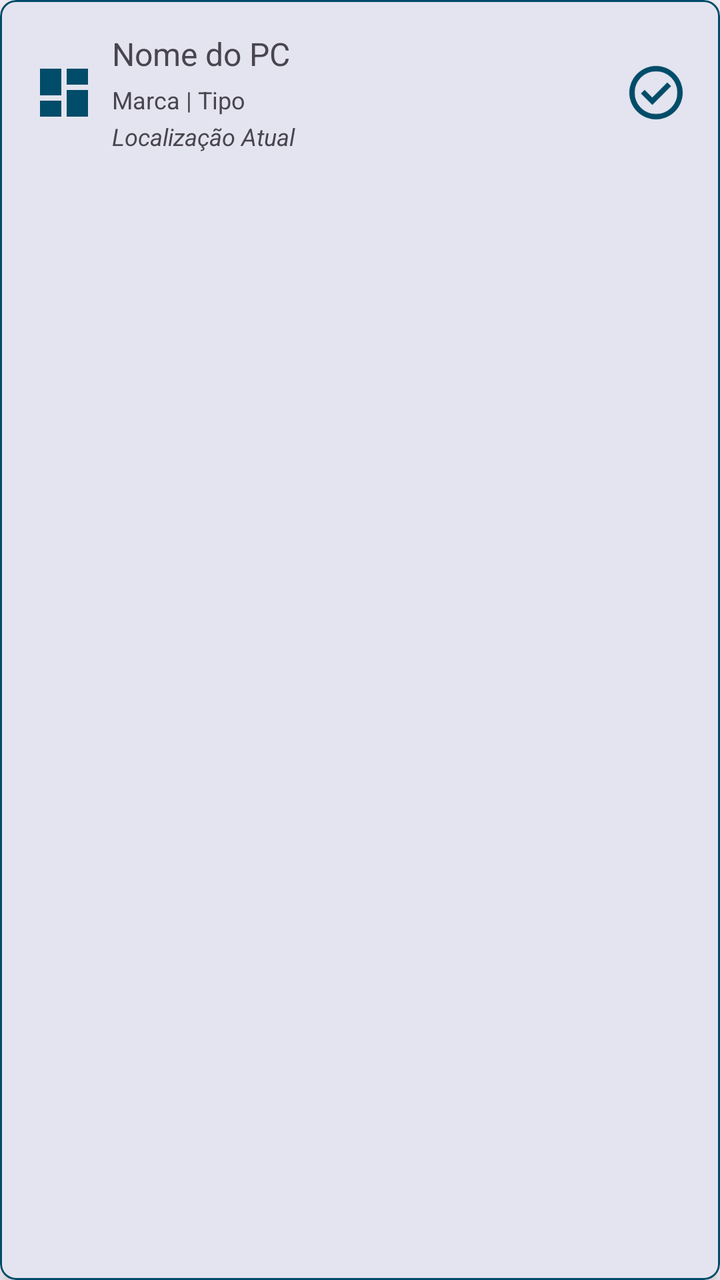
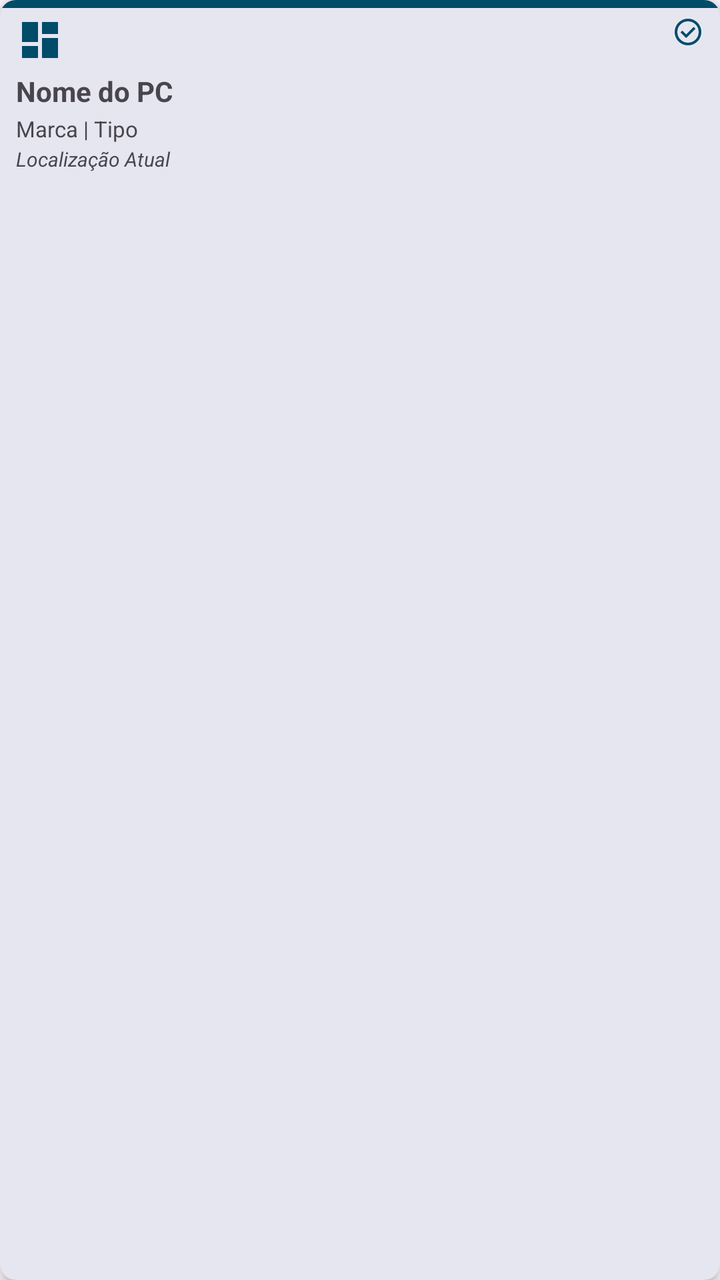

Screens rendered from an Android XML layout before and after an edit, with the pre-edit source and the edit as a unified diff.
<!-- AndroidManifest.xml: application theme AppTheme -->
<!-- res/layout/computador_line_view.xml -->
<?xml version="1.0" encoding="utf-8"?>
<com.google.android.material.card.MaterialCardView xmlns:android="http://schemas.android.com/apk/res/android"
    xmlns:app="http://schemas.android.com/apk/res-auto"
    xmlns:tools="http://schemas.android.com/tools"
    android:layout_width="match_parent"
    android:layout_height="wrap_content"
    android:layout_marginStart="12dp"
    android:layout_marginTop="4dp"
    android:layout_marginEnd="12dp"
    android:layout_marginBottom="8dp"
    app:cardCornerRadius="8dp"
    app:cardElevation="6dp"
    app:strokeWidth="1dp"
    app:strokeColor="?attr/colorPrimary"
    app:cardBackgroundColor="?attr/colorSurface">

    <androidx.constraintlayout.widget.ConstraintLayout
        android:layout_width="match_parent"
        android:layout_height="wrap_content"
        android:padding="16dp">

        <ImageView
            android:id="@+id/ImgIconComputador"
            android:layout_width="32dp"
            android:layout_height="32dp"
            android:layout_marginEnd="8dp"
            app:layout_constraintBottom_toBottomOf="parent"
            app:layout_constraintStart_toStartOf="parent"
            app:layout_constraintTop_toTopOf="parent"
            app:srcCompat="@drawable/ic_dashboard_black_24dp"
            app:tint="?attr/colorPrimary" />

        <TextView
            android:id="@+id/TvIdComputador"
            android:layout_width="wrap_content"
            android:layout_height="wrap_content"
            android:enabled="false"
            android:text="#1234"
            android:textStyle="bold"
            app:layout_constraintStart_toStartOf="parent"
            app:layout_constraintTop_toTopOf="parent"
            android:visibility="gone"/>

        <TextView
            android:id="@+id/TvNomeComputador"
            android:layout_width="0dp"
            android:layout_height="wrap_content"
            android:layout_marginStart="8dp"
            android:layout_marginEnd="8dp"
            android:text="Nome do PC"
            android:textSize="16sp"
            app:layout_constraintEnd_toStartOf="@+id/ImgStatusComputador"
            app:layout_constraintStart_toEndOf="@+id/ImgIconComputador"
            app:layout_constraintTop_toTopOf="parent" />

        <TextView
            android:id="@+id/TvInfoComputador"
            android:layout_width="0dp"
            android:layout_height="wrap_content"
            android:layout_marginTop="4dp"
            android:text="Marca | Tipo"
            android:textSize="12sp"
            app:layout_constraintEnd_toStartOf="@+id/ImgStatusComputador"
            app:layout_constraintStart_toStartOf="@+id/TvNomeComputador"
            app:layout_constraintTop_toBottomOf="@+id/TvNomeComputador" />

        <TextView
            android:id="@+id/TvLocalComputador"
            android:layout_width="0dp"
            android:layout_height="wrap_content"
            android:layout_marginTop="2dp"
            android:text="Localização Atual"
            android:textSize="12sp"
            android:textStyle="italic"
            app:layout_constraintEnd_toStartOf="@+id/ImgStatusComputador"
            app:layout_constraintStart_toStartOf="@+id/TvNomeComputador"
            app:layout_constraintTop_toBottomOf="@+id/TvInfoComputador" />

        <ImageView
            android:id="@+id/ImgStatusComputador"
            android:layout_width="32dp"
            android:layout_height="32dp"
            app:layout_constraintBottom_toBottomOf="parent"
            app:layout_constraintEnd_toEndOf="parent"
            app:layout_constraintTop_toTopOf="parent"
            app:srcCompat="@drawable/checkcircle24"
            app:tint="?attr/colorPrimary"/>

    </androidx.constraintlayout.widget.ConstraintLayout>
</com.google.android.material.card.MaterialCardView>
<!-- resources referenced by this layout -->
<resources>
  <style name="AppTheme" parent="Theme.Material3.Light">
          <item name="colorPrimary">@color/md_theme_primary</item>
          <item name="colorOnPrimary">@color/md_theme_onPrimary</item>
          <item name="colorPrimaryContainer">@color/md_theme_primaryContainer</item>
          <item name="colorOnPrimaryContainer">@color/md_theme_onPrimaryContainer</item>
          <item name="colorSecondary">@color/md_theme_secondary</item>
          <item name="colorOnSecondary">@color/md_theme_onSecondary</item>
          <item name="colorSecondaryContainer">@color/md_theme_secondaryContainer</item>
          <item name="colorOnSecondaryContainer">@color/md_theme_onSecondaryContainer</item>
          <item name="colorTertiary">@color/md_theme_tertiary</item>
          <item name="colorOnTertiary">@color/md_theme_onTertiary</item>
          <item name="colorTertiaryContainer">@color/md_theme_tertiaryContainer</item>
          <item name="colorOnTertiaryContainer">@color/md_theme_onTertiaryContainer</item>
          <item name="colorError">@color/md_theme_error</item>
          <item name="colorOnError">@color/md_theme_onError</item>
          <item name="colorErrorContainer">@color/md_theme_errorContainer</item>
          <item name="colorOnErrorContainer">@color/md_theme_onErrorContainer</item>
          <item name="android:colorBackground">@color/md_theme_background</item>
          <item name="colorOnBackground">@color/md_theme_onBackground</item>
          <item name="colorSurface">@color/md_theme_surface</item>
          <item name="colorOnSurface">@color/md_theme_onSurface</item>
          <item name="colorSurfaceVariant">@color/md_theme_surfaceVariant</item>
          <item name="colorOnSurfaceVariant">@color/md_theme_onSurfaceVariant</item>
          <item name="colorOutline">@color/md_theme_outline</item>
          <item name="colorOutlineVariant">@color/md_theme_outlineVariant</item>
          <item name="colorSurfaceInverse">@color/md_theme_inverseSurface</item>
          <item name="colorOnSurfaceInverse">@color/md_theme_inverseOnSurface</item>
          <item name="colorPrimaryInverse">@color/md_theme_inversePrimary</item>
      </style>
  <color name="md_theme_primary">#6750A4</color>
  <color name="md_theme_onPrimary">#FFFFFF</color>
  <color name="md_theme_primaryContainer">#EADDFF</color>
  <color name="md_theme_onPrimaryContainer">#21005D</color>
  <color name="md_theme_secondary">#625B71</color>
  <color name="md_theme_onSecondary">#FFFFFF</color>
  <color name="md_theme_secondaryContainer">#E8DEF8</color>
  <color name="md_theme_onSecondaryContainer">#1D192B</color>
  <color name="md_theme_tertiary">#7E525D</color>
  <color name="md_theme_onTertiary">#FFFFFF</color>
  <color name="md_theme_tertiaryContainer">#FFD9E1</color>
  <color name="md_theme_onTertiaryContainer">#31101B</color>
  <color name="md_theme_error">#BA1A1A</color>
  <color name="md_theme_onError">#FFFFFF</color>
  <color name="md_theme_errorContainer">#FFDAD6</color>
  <color name="md_theme_onErrorContainer">#410002</color>
  <color name="md_theme_background">#FEF7FF</color>
  <color name="md_theme_onBackground">#1D1B20</color>
  <color name="md_theme_surface">#FEF7FF</color>
  <color name="md_theme_onSurface">#1D1B20</color>
  <color name="md_theme_surfaceVariant">#E7E0EB</color>
  <color name="md_theme_onSurfaceVariant">#49454E</color>
  <color name="md_theme_outline">#7A757F</color>
  <color name="md_theme_outlineVariant">#CBC4CF</color>
  <color name="md_theme_inverseSurface">#322F35</color>
  <color name="md_theme_inverseOnSurface">#F5EFF7</color>
  <color name="md_theme_inversePrimary">#D3BCFD</color>
  <!-- unchanged entries left out for length: 2 -->
</resources>

<!-- the commit's change to res/layout/computador_line_view.xml (unified diff, before → after) -->
@@ -4,87 +4,101 @@
     xmlns:tools="http://schemas.android.com/tools"
     android:layout_width="match_parent"
     android:layout_height="wrap_content"
-    android:layout_marginStart="12dp"
+    android:layout_marginStart="4dp"
     android:layout_marginTop="4dp"
-    android:layout_marginEnd="12dp"
-    android:layout_marginBottom="8dp"
+    android:layout_marginEnd="4dp"
+    android:layout_marginBottom="4dp"
     app:cardCornerRadius="8dp"
-    app:cardElevation="6dp"
-    app:strokeWidth="1dp"
+    app:cardElevation="4dp"
+    app:strokeWidth="0dp"
     app:strokeColor="?attr/colorPrimary"
     app:cardBackgroundColor="?attr/colorSurface">
+
+    <LinearLayout
+        android:id="@+id/linearLayout2"
+        android:layout_width="403dp"
+        android:layout_height="4dp"
+        android:background="@color/md_theme_primary"
+        android:orientation="vertical"
+        android:scaleType="fitXY"
+        app:layout_constraintEnd_toEndOf="parent"
+        app:layout_constraintStart_toStartOf="parent"
+        app:layout_constraintTop_toTopOf="parent"></LinearLayout>
 
     <androidx.constraintlayout.widget.ConstraintLayout
         android:layout_width="match_parent"
         android:layout_height="wrap_content"
-        android:padding="16dp">
+        android:padding="8dp">
 
         <ImageView
             android:id="@+id/ImgIconComputador"
-            android:layout_width="32dp"
-            android:layout_height="32dp"
-            android:layout_marginEnd="8dp"
-            app:layout_constraintBottom_toBottomOf="parent"
+            android:layout_width="24dp"
+            android:layout_height="24dp"
             app:layout_constraintStart_toStartOf="parent"
             app:layout_constraintTop_toTopOf="parent"
             app:srcCompat="@drawable/ic_dashboard_black_24dp"
             app:tint="?attr/colorPrimary" />
 
-        <TextView
-            android:id="@+id/TvIdComputador"
-            android:layout_width="wrap_content"
-            android:layout_height="wrap_content"
-            android:enabled="false"
-            android:text="#1234"
-            android:textStyle="bold"
-            app:layout_constraintStart_toStartOf="parent"
+        <ImageView
+            android:id="@+id/ImgStatusComputador"
+            android:layout_width="16dp"
+            android:layout_height="16dp"
+            app:layout_constraintEnd_toEndOf="parent"
             app:layout_constraintTop_toTopOf="parent"
-            android:visibility="gone"/>
+            app:srcCompat="@drawable/checkcircle24"
+            app:tint="?attr/colorPrimary"/>
 
         <TextView
             android:id="@+id/TvNomeComputador"
             android:layout_width="0dp"
             android:layout_height="wrap_content"
-            android:layout_marginStart="8dp"
-            android:layout_marginEnd="8dp"
+            android:layout_marginTop="4dp"
             android:text="Nome do PC"
-            android:textSize="16sp"
-            app:layout_constraintEnd_toStartOf="@+id/ImgStatusComputador"
-            app:layout_constraintStart_toEndOf="@+id/ImgIconComputador"
-            app:layout_constraintTop_toTopOf="parent" />
+            android:textSize="14sp"
+            android:textStyle="bold"
+            android:maxLines="1"
+            android:ellipsize="end"
+            app:layout_constraintEnd_toEndOf="parent"
+            app:layout_constraintStart_toStartOf="parent"
+            app:layout_constraintTop_toBottomOf="@+id/ImgIconComputador" />
 
         <TextView
             android:id="@+id/TvInfoComputador"
             android:layout_width="0dp"
             android:layout_height="wrap_content"
-            android:layout_marginTop="4dp"
+            android:layout_marginTop="2dp"
             android:text="Marca | Tipo"
-            android:textSize="12sp"
-            app:layout_constraintEnd_toStartOf="@+id/ImgStatusComputador"
-            app:layout_constraintStart_toStartOf="@+id/TvNomeComputador"
+            android:textSize="11sp"
+            android:maxLines="1"
+            android:ellipsize="end"
+            app:layout_constraintEnd_toEndOf="parent"
+            app:layout_constraintStart_toStartOf="parent"
             app:layout_constraintTop_toBottomOf="@+id/TvNomeComputador" />
 
         <TextView
             android:id="@+id/TvLocalComputador"
             android:layout_width="0dp"
             android:layout_height="wrap_content"
-            android:layout_marginTop="2dp"
+            android:layout_marginTop="1dp"
             android:text="Localização Atual"
-            android:textSize="12sp"
+            android:textSize="10sp"
             android:textStyle="italic"
-            app:layout_constraintEnd_toStartOf="@+id/ImgStatusComputador"
-            app:layout_constraintStart_toStartOf="@+id/TvNomeComputador"
+            android:maxLines="1"
+            android:ellipsize="end"
+            app:layout_constraintEnd_toEndOf="parent"
+            app:layout_constraintStart_toStartOf="parent"
             app:layout_constraintTop_toBottomOf="@+id/TvInfoComputador" />
 
-        <ImageView
-            android:id="@+id/ImgStatusComputador"
-            android:layout_width="32dp"
-            android:layout_height="32dp"
+        <TextView
+            android:id="@+id/TvIdComputador"
+            android:layout_width="wrap_content"
+            android:layout_height="wrap_content"
+            android:text="#1234"
+            android:textSize="8sp"
+            android:alpha="0.5"
             app:layout_constraintBottom_toBottomOf="parent"
             app:layout_constraintEnd_toEndOf="parent"
-            app:layout_constraintTop_toTopOf="parent"
-            app:srcCompat="@drawable/checkcircle24"
-            app:tint="?attr/colorPrimary"/>
+            android:visibility="gone"/>
 
     </androidx.constraintlayout.widget.ConstraintLayout>
 </com.google.android.material.card.MaterialCardView>
<!-- resource entries referenced after the edit -->
@@ -28,6 +28,7 @@
           <item name="colorSurfaceInverse">@color/md_theme_inverseSurface</item>
           <item name="colorOnSurfaceInverse">@color/md_theme_inverseOnSurface</item>
           <item name="colorPrimaryInverse">@color/md_theme_inversePrimary</item>
+          <item name="glassColor">@color/md_theme_surfaceContainer_glass</item>
       </style>
   <color name="md_theme_primary">#6750A4</color>
   <color name="md_theme_onPrimary">#FFFFFF</color>
@@ -56,6 +57,7 @@
   <color name="md_theme_inverseSurface">#322F35</color>
   <color name="md_theme_inverseOnSurface">#F5EFF7</color>
   <color name="md_theme_inversePrimary">#D3BCFD</color>
+  <color name="md_theme_surfaceContainer_glass">#F2ECF4</color>
   <!-- unchanged entries left out for length: 2 -->
 </resources>
 
